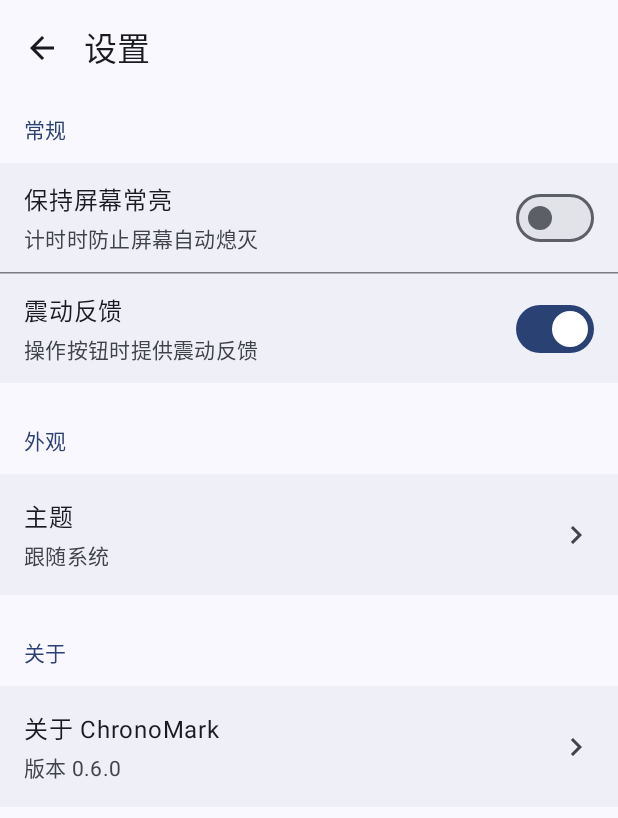
After one commit to chy5301/ChronoMark, an Android app built with Jetpack Compose: the composable SettingsScreen shown on its own in the app's theme, on a phone screen of 412 x 824 dp. The commit adds this screen. Shown: the top 818 px of the screen. Run offline under Robolectric (Android 15) with nearby library versions, the phone set to English and light mode, and no system bars.

Commit message:
feat: Phase 7 优化 - 实现设置页面和列表滚动优化
完成 Phase 7 的核心优化功能：

1. 事件模式列表滚动优化
   - 使用 initialFirstVisibleItemIndex 设置列表初始位置
   - 通过 previousSize 精确判断新增/删除/进入界面场景
   - 修复进入界面时"从第一条闪到最后一条"的视觉问题
   - 只在新增记录时触发自动滚动，删除记录时保持当前位置

2. 设置页面实现
   - 创建 SettingsScreen 页面框架
   - 实现保持屏幕常亮功能（WindowManager FLAG_KEEP_SCREEN_ON）
   - 实现震动反馈功能（HapticFeedback API）
   - 创建 HapticFeedbackHelper 工具类
   - 在 DataStoreManager 中添加设置项持久化
   - 设置页面支持返回键处理（BackHandler）
   - 所有按钮点击时根据设置提供震动反馈
   - 菜单按钮改为直接的设置图标（简化导航）

3. 界面统一优化
   - 统一主时间显示字体大小为 60sp（秒表和事件模式）
   - 调整记录列表顶部边距，优化视觉间距

4. 文档更新
   - 更新 CLAUDE.md 记录 Phase 7 进展
   - 更新 TODO.md 标记已完成任务

```diff
--- a/app/src/main/java/io/github/chy5301/chronomark/data/DataStoreManager.kt
+++ b/app/src/main/java/io/github/chy5301/chronomark/data/DataStoreManager.kt
@@ -3,6 +3,7 @@ package io.github.chy5301.chronomark.data
 import android.content.Context
 import androidx.datastore.core.DataStore
 import androidx.datastore.preferences.core.Preferences
+import androidx.datastore.preferences.core.booleanPreferencesKey
 import androidx.datastore.preferences.core.edit
 import androidx.datastore.preferences.core.longPreferencesKey
 import androidx.datastore.preferences.core.stringPreferencesKey
@@ -27,6 +28,8 @@ class DataStoreManager(private val context: Context) {
     companion object {
         // 应用设置
         private val KEY_CURRENT_MODE = stringPreferencesKey("current_mode")
+        private val KEY_KEEP_SCREEN_ON = booleanPreferencesKey("keep_screen_on")
+        private val KEY_VIBRATION_ENABLED = booleanPreferencesKey("vibration_enabled")
 
         // 秒表模式数据
         private val KEY_STOPWATCH_STATUS = stringPreferencesKey("stopwatch_status")
@@ -73,6 +76,54 @@ class DataStoreManager(private val context: Context) {
             } catch (e: IllegalArgumentException) {
                 AppMode.EVENT
             }
+        }
+
+    /**
+     * 保存保持屏幕常亮设置
+     */
+    suspend fun saveKeepScreenOn(enabled: Boolean) {
+        context.dataStore.edit { preferences ->
+            preferences[KEY_KEEP_SCREEN_ON] = enabled
+        }
+    }
+
+    /**
+     * 读取保持屏幕常亮设置
+     */
+    val keepScreenOnFlow: Flow<Boolean> = context.dataStore.data
+        .catch { exception ->
+            if (exception is IOException) {
+                emit(androidx.datastore.preferences.core.emptyPreferences())
+            } else {
+                throw exception
+            }
+        }
+        .map { preferences ->
+            preferences[KEY_KEEP_SCREEN_ON] ?: false
+        }
+
+    /**
+     * 保存震动反馈设置
+     */
+    suspend fun saveVibrationEnabled(enabled: Boolean) {
+        context.dataStore.edit { preferences ->
+            preferences[KEY_VIBRATION_ENABLED] = enabled
+        }
+    }
+
+    /**
+     * 读取震动反馈设置
+     */
+    val vibrationEnabledFlow: Flow<Boolean> = context.dataStore.data
+        .catch { exception ->
+            if (exception is IOException) {
+                emit(androidx.datastore.preferences.core.emptyPreferences())
+            } else {
+                throw exception
+            }
+        }
+        .map { preferences ->
+            preferences[KEY_VIBRATION_ENABLED] ?: true
         }
 
     // ==================== 秒表模式数据 ====================
--- /dev/null
+++ b/app/src/main/java/io/github/chy5301/chronomark/ui/screen/SettingsScreen.kt
@@ -0,0 +1,213 @@
+package io.github.chy5301.chronomark.ui.screen
+
+import androidx.activity.compose.BackHandler
+import androidx.compose.foundation.clickable
+import androidx.compose.foundation.layout.*
+import androidx.compose.foundation.rememberScrollState
+import androidx.compose.foundation.verticalScroll
+import androidx.compose.material.icons.Icons
+import androidx.compose.material.icons.automirrored.filled.ArrowBack
+import androidx.compose.material.icons.filled.*
+import androidx.compose.material3.*
+import androidx.compose.runtime.*
+import androidx.compose.ui.Alignment
+import androidx.compose.ui.Modifier
+import androidx.compose.ui.platform.LocalContext
+import androidx.compose.ui.unit.dp
+import io.github.chy5301.chronomark.data.DataStoreManager
+import kotlinx.coroutines.launch
+
+/**
+ * 设置页面
+ */
+@OptIn(ExperimentalMaterial3Api::class)
+@Composable
+fun SettingsScreen(
+    onBackClick: () -> Unit
+) {
+    val context = LocalContext.current
+    val dataStoreManager = remember { DataStoreManager(context) }
+    val coroutineScope = rememberCoroutineScope()
+
+    // 从 DataStore 读取设置
+    val keepScreenOn by dataStoreManager.keepScreenOnFlow.collectAsState(initial = false)
+    val vibrationEnabled by dataStoreManager.vibrationEnabledFlow.collectAsState(initial = true)
+
+    // 拦截返回键，返回主界面而不是关闭应用
+    BackHandler(onBack = onBackClick)
+
+    Scaffold(
+        topBar = {
+            TopAppBar(
+                title = { Text("设置") },
+                navigationIcon = {
+                    IconButton(onClick = onBackClick) {
+                        Icon(
+                            imageVector = Icons.AutoMirrored.Filled.ArrowBack,
+                            contentDescription = "返回"
+                        )
+                    }
+                }
+            )
+        }
+    ) { paddingValues ->
+        Column(
+            modifier = Modifier
+                .fillMaxSize()
+                .padding(paddingValues)
+                .verticalScroll(rememberScrollState())
+        ) {
+            // 常规设置分组
+            SettingsGroup(title = "常规") {
+                // 保持屏幕常亮
+                SettingsSwitchItem(
+                    title = "保持屏幕常亮",
+                    description = "计时时防止屏幕自动熄灭",
+                    checked = keepScreenOn,
+                    onCheckedChange = { enabled ->
+                        coroutineScope.launch {
+                            dataStoreManager.saveKeepScreenOn(enabled)
+                        }
+                    }
+                )
+
+                HorizontalDivider()
+
+                // 震动反馈
+                SettingsSwitchItem(
+                    title = "震动反馈",
+                    description = "操作按钮时提供震动反馈",
+                    checked = vibrationEnabled,
+                    onCheckedChange = { enabled ->
+                        coroutineScope.launch {
+                            dataStoreManager.saveVibrationEnabled(enabled)
+                        }
+                    }
+                )
+            }
+
+            // 外观设置分组
+            SettingsGroup(title = "外观") {
+                // 主题设置
+                SettingsNavigationItem(
+                    title = "主题",
+                    description = "跟随系统",
+                    onClick = { /* TODO: 打开主题选择对话框 */ }
+                )
+            }
+
+            // 关于设置分组
+            SettingsGroup(title = "关于") {
+                // 版本信息
+                SettingsNavigationItem(
+                    title = "关于 ChronoMark",
+                    description = "版本 0.6.0",
+                    onClick = { /* TODO: 打开关于对话框 */ }
+                )
+            }
+        }
+    }
+}
+
+/**
+ * 设置分组标题
+ */
+@Composable
+fun SettingsGroup(
+    title: String,
+    content: @Composable () -> Unit
+) {
+    Column {
+        Text(
+            text = title,
+            style = MaterialTheme.typography.titleSmall,
+            color = MaterialTheme.colorScheme.primary,
+            modifier = Modifier.padding(horizontal = 16.dp, vertical = 12.dp)
+        )
+        Surface(
+            color = MaterialTheme.colorScheme.surface,
+            tonalElevation = 1.dp
+        ) {
+            Column {
+                content()
+            }
+        }
+        Spacer(modifier = Modifier.height(16.dp))
+    }
+}
+
+/**
+ * 带开关的设置项
+ */
+@Composable
+fun SettingsSwitchItem(
+    title: String,
+    description: String,
+    checked: Boolean,
+    onCheckedChange: (Boolean) -> Unit
+) {
+    Row(
+        modifier = Modifier
+            .fillMaxWidth()
+            .clickable { onCheckedChange(!checked) }
+            .padding(horizontal = 16.dp, vertical = 12.dp),
+        verticalAlignment = Alignment.CenterVertically
+    ) {
+        Column(
+            modifier = Modifier.weight(1f)
+        ) {
+            Text(
+                text = title,
+                style = MaterialTheme.typography.bodyLarge
+            )
+            Spacer(modifier = Modifier.height(4.dp))
+            Text(
+                text = description,
+                style = MaterialTheme.typography.bodyMedium,
+                color = MaterialTheme.colorScheme.onSurfaceVariant
+            )
+        }
+        Switch(
+            checked = checked,
+            onCheckedChange = onCheckedChange
+        )
+    }
+}
+
+/**
+ * 可导航的设置项
+ */
+@Composable
+fun SettingsNavigationItem(
+    title: String,
+    description: String,
+    onClick: () -> Unit
+) {
+    Row(
+        modifier = Modifier
+            .fillMaxWidth()
+            .clickable(onClick = onClick)
+            .padding(horizontal = 16.dp, vertical = 16.dp),
+        verticalAlignment = Alignment.CenterVertically
+    ) {
+        Column(
+            modifier = Modifier.weight(1f)
+        ) {
+            Text(
+                text = title,
+                style = MaterialTheme.typography.bodyLarge
+            )
+            Spacer(modifier = Modifier.height(4.dp))
+            Text(
+                text = description,
+                style = MaterialTheme.typography.bodyMedium,
+                color = MaterialTheme.colorScheme.onSurfaceVariant
+            )
+        }
+        Icon(
+            imageVector = Icons.Default.ChevronRight,
+            contentDescription = null,
+            tint = MaterialTheme.colorScheme.onSurfaceVariant
+        )
+    }
+}
```
Also changed, not shown: app/src/main/java/io/github/chy5301/chronomark/MainActivity.kt (+17 -0 lines), app/src/main/java/io/github/chy5301/chronomark/ui/screen/EventScreen.kt (+36 -8 lines), app/src/main/java/io/github/chy5301/chronomark/ui/screen/MainScreen.kt (+20 -6 lines), app/src/main/java/io/github/chy5301/chronomark/ui/screen/StopwatchScreen.kt (+44 -9 lines), app/src/main/java/io/github/chy5301/chronomark/util/HapticFeedbackHelper.kt (added, +35 -0 lines), 2 other files.
